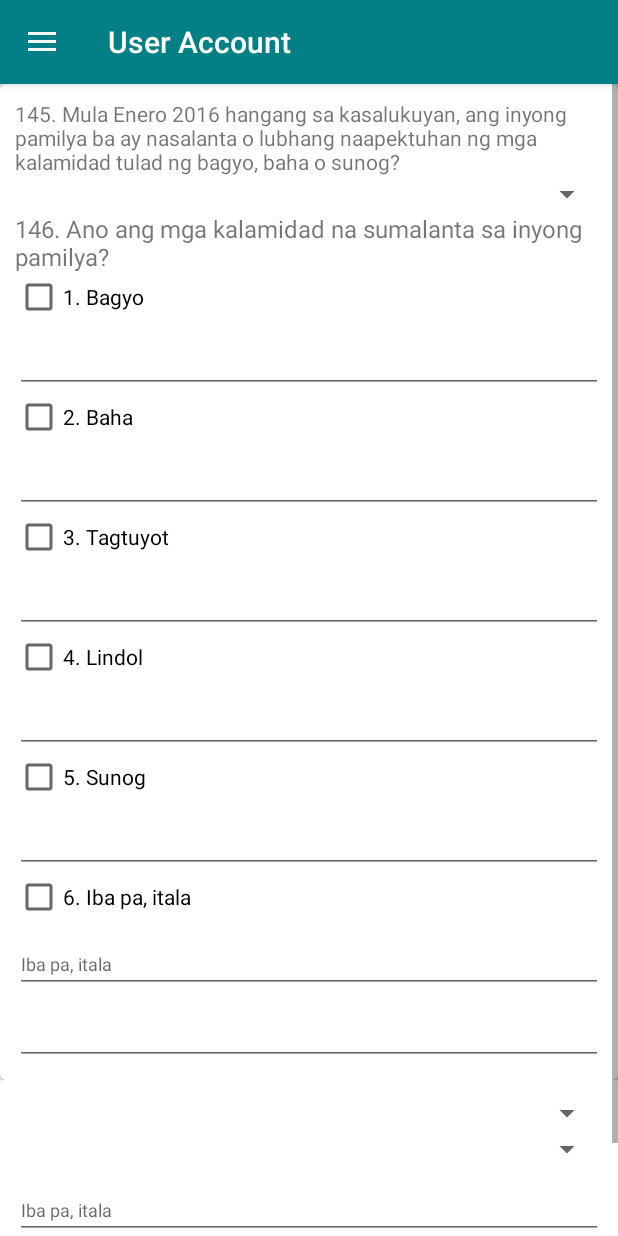
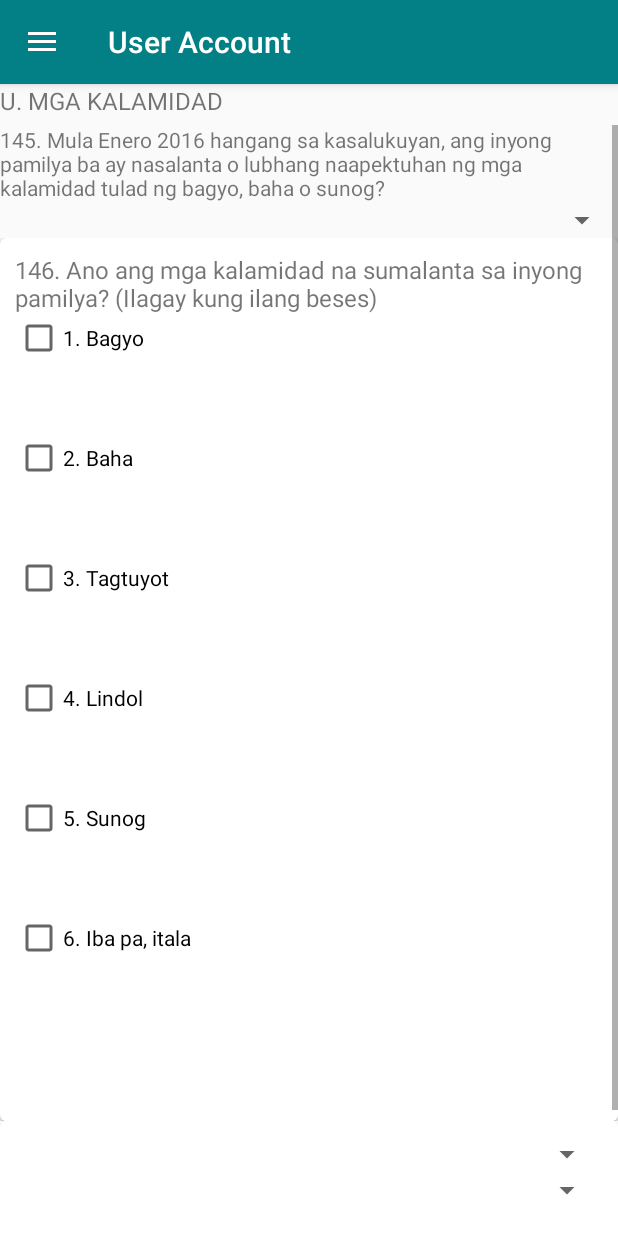
Before and after one commit to alfieOpo/CBMS, an Android app: the fragment _T_Question placed in its activity, on a phone screen of 412 x 824 dp. Run offline under Robolectric (Android 15) with nearby library versions, the phone set to English and light mode, and no system bars; libraries missing offline, so code that uses them is left out: com.weiwangcn.betterspinner; plain views replace MaterialBetterSpinner; 16 statements that could not run were skipped.

Commit message:
ok na tagging letter r

```diff
--- a/app/src/main/java/absnitsolution/modifiedcommunitybasemonitoringsystem/_R_Question.java
+++ b/app/src/main/java/absnitsolution/modifiedcommunitybasemonitoringsystem/_R_Question.java
@@ -95,8 +95,8 @@ public class _R_Question extends Fragment {
 
         this.cpar = new c_params(Config.ID, container, view);
 
-        this.cpar.setDropdown(R.id.cbo_r_136, R.array.p_gaanokalawak, "Select One");
-        this.cpar.setDropdown(R.id.cbo_r_135, R.array.oo_hindi, "Select One");
+        this.cpar.setDropdown(R.id.cbo_r_136, R.array.p_gaanokalawak, "Mababa sa 1 hektarya");
+        this.cpar.setDropdown(R.id.cbo_r_135, R.array.oo_hindi, "Oo");
         this.cpar.setCheckBox(R.id.chk_r_135_1);
         this.cpar.setCheckBox(R.id.chk_r_135_2);
         this.cpar.setCheckBox(R.id.chk_r_135_3);
--- a/app/src/main/java/absnitsolution/modifiedcommunitybasemonitoringsystem/_T_Question.java
+++ b/app/src/main/java/absnitsolution/modifiedcommunitybasemonitoringsystem/_T_Question.java
@@ -8,6 +8,12 @@ import android.view.LayoutInflater;
 import android.view.View;
 import android.view.ViewGroup;
 import android.widget.ImageButton;
+import android.widget.LinearLayout;
+import com.weiwangcn.betterspinner.library.material.MaterialBetterSpinner;
+import android.widget.AdapterView;
+import android.widget.CompoundButton;
+import android.widget.CheckBox;
+import android.widget.EditText;
 
 
 /**
@@ -19,6 +25,13 @@ public class _T_Question extends Fragment {
 
     MainDataBaseHandler da;
     ImageButton btn_back, btn_next;
+
+    MaterialBetterSpinner cbo_t_145, cbo_w_157, cbo_w_156;
+    LinearLayout layout1, layout2;
+
+    EditText txt_w_155_1, txt_w_155_2, txt_w_155_3,  txt_w_155_4, txt_w_155_6, txt_t_146_6, txt_w_155_7, txt_w_ibapa_157;
+
+    CheckBox  chk_t_146_1, chk_t_146_2, chk_t_146_3, chk_t_146_4, chk_t_146_5, chk_t_146_6;
 
     public _T_Question() {
     }
@@ -32,13 +45,37 @@ public class _T_Question extends Fragment {
         btn_back = (ImageButton) view.findViewById(R.id.btn_back);
         btn_next = (ImageButton) view.findViewById(R.id.btn_next);
 
+        cbo_t_145 = (MaterialBetterSpinner) view.findViewById(R.id.cbo_t_145);
+        cbo_w_157 = (MaterialBetterSpinner) view.findViewById(R.id.cbo_w_157);
+        cbo_w_156 = (MaterialBetterSpinner) view.findViewById(R.id.cbo_w_156);
+
+        layout1 = (LinearLayout) view.findViewById(R.id.layout1);
+        layout2 = (LinearLayout) view.findViewById(R.id.layout2);
+
+
+        chk_t_146_1 = (CheckBox) view.findViewById(R.id.chk_t_146_1);
+        chk_t_146_2 = (CheckBox) view.findViewById(R.id.chk_t_146_2);
+        chk_t_146_3 = (CheckBox) view.findViewById(R.id.chk_t_146_3);
+        chk_t_146_4 = (CheckBox) view.findViewById(R.id.chk_t_146_4);
+        chk_t_146_5 = (CheckBox) view.findViewById(R.id.chk_t_146_5);
+        chk_t_146_6 = (CheckBox) view.findViewById(R.id.chk_t_146_6);
+
+
+        txt_w_155_1 = (EditText) view.findViewById(R.id.txt_w_155_1);
+        txt_w_155_2 = (EditText) view.findViewById(R.id.txt_w_155_2);
+        txt_w_155_3 = (EditText) view.findViewById(R.id.txt_w_155_3);
+        txt_w_155_4 = (EditText) view.findViewById(R.id.txt_w_155_4);
+        txt_w_155_6 = (EditText) view.findViewById(R.id.txt_w_155_6);
+        txt_t_146_6 = (EditText) view.findViewById(R.id.txt_t_146_6);
+        txt_w_155_7 = (EditText) view.findViewById(R.id.txt_w_155_7);
+        txt_w_ibapa_157 = (EditText) view.findViewById(R.id.txt_w_ibapa_157);
+
+
         this.cpar = new c_params(Config.ID, container, view);
 
-
-        this.cpar.setDropdown(R.id.cbo_t_145, R.array.oo_hindi, "Select One");
-
-        this.cpar.setDropdown(R.id.cbo_w_156, R.array.oo_hindi, "Select One");
-        this.cpar.setDropdown(R.id.cbo_w_157, R.array.w_saangaling_angtulong, "Select One");
+        this.cpar.setDropdown(R.id.cbo_t_145, R.array.oo_hindi, "Oo");
+        this.cpar.setDropdown(R.id.cbo_w_156, R.array.oo_hindi, "Oo");
+        this.cpar.setDropdown(R.id.cbo_w_157, R.array.w_saangaling_angtulong, "Barangay");
         this.cpar.setCheckBox(R.id.chk_t_146_1);
         this.cpar.setCheckBox(R.id.chk_t_146_2);
         this.cpar.setCheckBox(R.id.chk_t_146_3);
@@ -46,6 +83,232 @@ public class _T_Question extends Fragment {
         this.cpar.setCheckBox(R.id.chk_t_146_5);
         this.cpar.setCheckBox(R.id.chk_t_146_6);
         this.cpar.setEditText(R.id.txt_t_146_6);
+
+        txt_w_155_1.setVisibility(View.INVISIBLE);
+        txt_w_155_2.setVisibility(View.INVISIBLE);
+        txt_w_155_3.setVisibility(View.INVISIBLE);
+        txt_w_155_4.setVisibility(View.INVISIBLE);
+        txt_w_155_6.setVisibility(View.INVISIBLE);
+        txt_w_155_7.setVisibility(View.INVISIBLE);
+        txt_w_ibapa_157.setVisibility(View.INVISIBLE);
+        txt_t_146_6.setVisibility(View.INVISIBLE);
+
+
+        if (!txt_w_155_1.getText().toString().equals(""))
+        {
+            txt_w_155_1.setVisibility(View.VISIBLE);
+        }
+
+        ////
+         if (!txt_w_155_2.getText().toString().equals(""))
+        {
+            txt_w_155_2.setVisibility(View.VISIBLE);
+        }
+
+        ////
+         if (!txt_w_155_3.getText().toString().equals(""))
+        {
+            txt_w_155_3.setVisibility(View.VISIBLE);
+        }
+
+        ////
+         if (!txt_w_155_4.getText().toString().equals(""))
+        {
+            txt_w_155_4.setVisibility(View.VISIBLE);
+        }
+
+
+        ////
+         if (!txt_w_155_6.getText().toString().equals(""))
+        {
+            txt_w_155_6.setVisibility(View.VISIBLE);
+        }
+
+        ////
+         if (!txt_w_155_7.getText().toString().equals(""))
+        {
+            txt_w_155_7.setVisibility(View.VISIBLE);
+        }
+
+        ////
+         if (!txt_w_ibapa_157.getText().toString().equals(""))
+        {
+            txt_w_ibapa_157.setVisibility(View.VISIBLE);
+        }
+        ////
+
+        ////
+         if (!txt_t_146_6.getText().toString().equals(""))
+        {
+            txt_t_146_6.setVisibility(View.VISIBLE);
+        }
+        ////
+
+
+
+
+        cbo_t_145.setOnItemClickListener(new AdapterView.OnItemClickListener() {
+            @Override
+            public void onItemClick(AdapterView<?> parent, View view, int position, long id) {
+
+                if (position == 1) // hindi
+                {
+
+                    layout1.setVisibility(View.INVISIBLE);
+                    layout2.setVisibility(View.INVISIBLE);
+                    cleartxt();
+
+                } else {
+                    layout1.setVisibility(View.VISIBLE);
+                    layout2.setVisibility(View.VISIBLE);
+
+                }
+            }
+        });
+
+
+
+        chk_t_146_1.setOnCheckedChangeListener(new CompoundButton.OnCheckedChangeListener() {
+            @Override
+            public void onCheckedChanged(CompoundButton compoundButton, boolean b) {
+                if (chk_t_146_1.isChecked())
+                {
+                    txt_w_155_1.setVisibility(View.VISIBLE);
+                }
+                else
+                {
+                    txt_w_155_1.setVisibility(View.INVISIBLE);
+                    txt_w_155_1.setText("");
+
+                }
+            }
+        });
+
+        chk_t_146_2.setOnCheckedChangeListener(new CompoundButton.OnCheckedChangeListener() {
+            @Override
+            public void onCheckedChanged(CompoundButton compoundButton, boolean b) {
+                if (chk_t_146_2.isChecked())
+                {
+                    txt_w_155_2.setVisibility(View.VISIBLE);
+                }
+                else
+                {
+                    txt_w_155_2.setVisibility(View.INVISIBLE);
+                    txt_w_155_2.setText("");
+
+                }
+            }
+        });
+
+        chk_t_146_3.setOnCheckedChangeListener(new CompoundButton.OnCheckedChangeListener() {
+            @Override
+            public void onCheckedChanged(CompoundButton compoundButton, boolean b) {
+                if (chk_t_146_3.isChecked())
+                {
+                    txt_w_155_3.setVisibility(View.VISIBLE);
+                }
+                else
+                {
+                    txt_w_155_3.setVisibility(View.INVISIBLE);
+                    txt_w_155_3.setText("");
+
+                }
+            }
+        });
+
+
+        chk_t_146_4.setOnCheckedChangeListener(new CompoundButton.OnCheckedChangeListener() {
+            @Override
+            public void onCheckedChanged(CompoundButton compoundButton, boolean b) {
+                if (chk_t_146_4.isChecked())
+                {
+                    txt_w_155_4.setVisibility(View.VISIBLE);
+                }
+                else
+                {
+                    txt_w_155_4.setVisibility(View.INVISIBLE);
+                    txt_w_155_4.setText("");
+
+                }
+            }
+        });
+
+
+        chk_t_146_5.setOnCheckedChangeListener(new CompoundButton.OnCheckedChangeListener() {
+            @Override
+            public void onCheckedChanged(CompoundButton compoundButton, boolean b) {
+                if (chk_t_146_5.isChecked())
+                {
+                    txt_w_155_6.setVisibility(View.VISIBLE);
+                }
+                else
+                {
+                    txt_w_155_6.setVisibility(View.INVISIBLE);
+                    txt_w_155_6.setText("");
+
+                }
+            }
+        });
+
+
+        chk_t_146_6.setOnCheckedChangeListener(new CompoundButton.OnCheckedChangeListener() {
+            @Override
+            public void onCheckedChanged(CompoundButton compoundButton, boolean b) {
+                if (chk_t_146_6.isChecked())
+                {
+                    txt_t_146_6.setVisibility(View.VISIBLE);
+                    txt_w_155_7.setVisibility(View.VISIBLE);
+
+                }
+                else
+                {
+                    txt_t_146_6.setVisibility(View.INVISIBLE);
+                    txt_t_146_6.setText("");
+                    txt_w_155_7.setVisibility(View.INVISIBLE);
+                    txt_w_155_7.setText("");
+                }
+            }
+        });
+
+
+        cbo_w_157.setOnItemClickListener(new AdapterView.OnItemClickListener() {
+            @Override
+            public void onItemClick(AdapterView<?> parent, View view, int position, long id) {
+
+                if (position == 6) // iba pa itala
+                {
+
+                    txt_w_ibapa_157.setVisibility(View.VISIBLE);
+
+                } else {
+                    txt_w_ibapa_157.setVisibility(View.INVISIBLE);
+                    txt_w_ibapa_157.setText("");
+                }
+            }
+        });
+
+
+        cbo_w_156.setOnItemClickListener(new AdapterView.OnItemClickListener() {
+            @Override
+            public void onItemClick(AdapterView<?> parent, View view, int position, long id) {
+
+                if (position == 1) // hindi
+                {
+                    cbo_w_157.setVisibility(View.INVISIBLE);
+                    txt_w_ibapa_157.setVisibility(View.INVISIBLE);
+                    cpar.setDropdown(R.id.cbo_w_157, R.array.oo_hindi, "Select One");
+                    txt_w_ibapa_157.setText("");
+
+                } else {
+
+                    cbo_w_157.setVisibility(View.VISIBLE);
+                    txt_w_ibapa_157.setVisibility(View.INVISIBLE);
+                    txt_w_ibapa_157.setText("");
+
+                }
+            }
+        });
+
 
         btn_back.setOnClickListener(new View.OnClickListener() {
             @Override
@@ -80,6 +343,29 @@ public class _T_Question extends Fragment {
 
     }
 
+    private void cleartxt()
+    {
+        chk_t_146_1.setChecked(false);
+        txt_w_155_1.setText("");
+        chk_t_146_2.setChecked(false);
+        txt_w_155_2.setText("");
+        chk_t_146_3.setChecked(false);
+        txt_w_155_3.setText("");
+        chk_t_146_4.setChecked(false);
+        txt_w_155_4.setText("");
+        chk_t_146_5.setChecked(false);
+        txt_w_155_6.setText("");
+        chk_t_146_6.setChecked(false);
+        txt_t_146_6.setText("");
+        txt_w_155_7.setText("");
+        txt_w_ibapa_157.setText("");
+        cpar.setDropdown(R.id.cbo_w_156, R.array.oo_hindi, "Select One");
+        cpar.setDropdown(R.id.cbo_w_157, R.array.w_saangaling_angtulong, "Select One");
+    }
+
+
+
+
     @Override
     public void onDestroy() {
         da = new MainDataBaseHandler(getActivity().getApplicationContext());
--- a/app/src/main/res/layout/fragment___t__question.xml
+++ b/app/src/main/res/layout/fragment___t__question.xml
@@ -4,34 +4,34 @@
     xmlns:tools="http://schemas.android.com/tools"
     android:layout_width="match_parent"
     android:layout_height="match_parent"
-    android:orientation="horizontal"
+    android:orientation="vertical"
     tools:context="absnitsolution.modifiedcommunitybasemonitoringsystem._T_Question">
+
+
+    <TextView
+        android:id="@+id/textView78"
+        android:layout_width="match_parent"
+        android:layout_height="wrap_content"
+        android:paddingBottom="5dp"
+        android:text="U. MGA KALAMIDAD"
+        android:textSize="16sp" />
+
 
     <ScrollView
         android:layout_width="match_parent"
         android:layout_height="match_parent">
+
 
         <LinearLayout
             android:layout_width="match_parent"
             android:layout_height="match_parent"
             android:orientation="vertical">
 
-            <RelativeLayout
-                android:layout_width="match_parent"
-                android:layout_height="match_parent"
-                android:layout_weight="1">
 
-                <android.support.v7.widget.CardView
-                    android:layout_width="match_parent"
-                    android:layout_height="match_parent"
-                    card_view:cardCornerRadius="4dp"
-                    card_view:contentPadding="10dp">
-
-                    <LinearLayout
-                        android:layout_width="match_parent"
-                        android:layout_height="match_parent"
-                        android:orientation="vertical">
-
+        <LinearLayout
+            android:layout_width="match_parent"
+            android:layout_height="match_parent"
+            android:orientation="vertical">
 
                         <TextView
                             android:id="@+id/textView47"
@@ -49,6 +49,29 @@
                             android:textSize="14dp"
                             app:met_floatingLabel="highlight" />
 
+        </LinearLayout>
+
+
+
+
+
+            <RelativeLayout
+                android:layout_width="match_parent"
+                android:layout_height="match_parent"
+                android:layout_weight="1">
+
+                <android.support.v7.widget.CardView
+                    android:layout_width="match_parent"
+                    android:layout_height="match_parent"
+                    card_view:cardCornerRadius="4dp"
+                    card_view:contentPadding="10dp">
+
+                    <LinearLayout
+                        android:id="@+id/layout1"
+                        android:layout_width="match_parent"
+                        android:layout_height="match_parent"
+                        android:orientation="vertical">
+
 
                         <TextView
                             android:id="@+id/text_o_1"
@@ -56,7 +79,7 @@
                             android:layout_height="wrap_content"
                             android:layout_alignParentTop="true"
                             android:layout_centerHorizontal="true"
-                            android:text="146. Ano ang mga kalamidad na sumalanta sa inyong pamilya? "
+                            android:text="146. Ano ang mga kalamidad na sumalanta sa inyong pamilya? (Ilagay kung ilang beses)"
                             android:textSize="16dp" />
 
 
@@ -226,7 +249,7 @@
                                 android:layout_width="match_parent"
                                 android:layout_height="wrap_content"
                                 android:ems="10"
-                                android:hint="Iba pa, itala"
+                                android:hint=""
                                 android:inputType="textPersonName"
                                 android:tag="D_337"
                                 android:textColorHint="#05ab9a"
@@ -269,6 +292,7 @@
                     card_view:contentPadding="10dp">
 
                     <LinearLayout
+                        android:id="@+id/layout2"
                         android:layout_width="match_parent"
                         android:layout_height="match_parent"
                         android:orientation="vertical">
@@ -307,7 +331,7 @@
                                 android:layout_width="match_parent"
                                 android:layout_height="wrap_content"
                                 android:ems="10"
-                                android:hint="Iba pa, itala"
+                                android:hint=""
                                 android:inputType="textPersonName"
                                 android:tag="D_356"
                                 android:textColorHint="#05ab9a"
```
Also changed, not shown: app/src/main/java/absnitsolution/modifiedcommunitybasemonitoringsystem/_L_Question.java (+12 -1 lines), app/src/main/java/absnitsolution/modifiedcommunitybasemonitoringsystem/_Q_Question.java (+5 -2 lines), app/src/main/java/absnitsolution/modifiedcommunitybasemonitoringsystem/_S_Question.java (+134 -2 lines), app/src/main/res/layout/fragment___l__question.xml (+16 -16 lines), app/src/main/res/layout/fragment___q__question.xml (+14 -12 lines), app/src/main/res/layout/fragment___r__question.xml (+9 -10 lines), app/src/main/res/layout/fragment___s__question.xml (+17 -8 lines).
